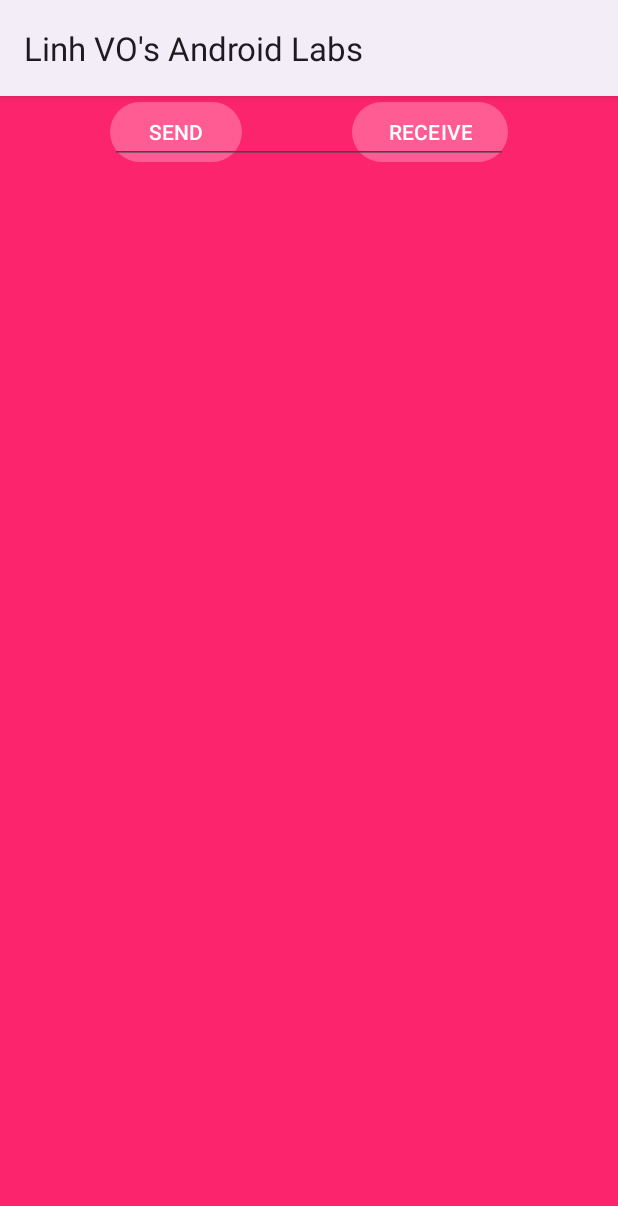
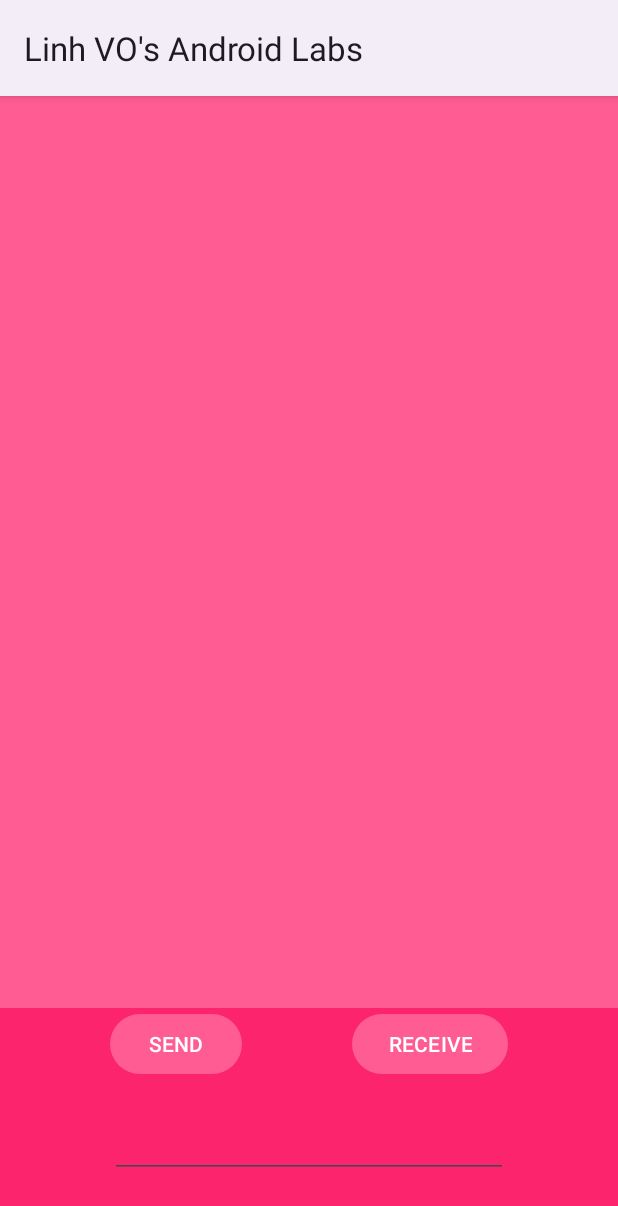
Before and after one commit to nguyenlinh143/LinhVoAndroidLabs, an Android app: the screen it shows after launch (ChatRoom), on a phone screen of 412 x 824 dp. Shown: the top 1206 px of the screen. Run offline under Robolectric (Android 15) with nearby library versions, the phone set to English and light mode, and no system bars; our stand-ins replace Room's generated code.

Commit message:
completed week 8

```diff
--- a/app/src/main/res/layout/activity_chat_room.xml
+++ b/app/src/main/res/layout/activity_chat_room.xml
@@ -28,6 +28,13 @@
                 app:layout_constraintEnd_toEndOf="parent"
                 app:layout_constraintStart_toStartOf="parent"
                 app:layout_constraintTop_toTopOf="parent" />
+
+            <androidx.constraintlayout.widget.Guideline
+                android:id="@+id/guideline"
+                android:layout_width="wrap_content"
+                android:layout_height="wrap_content"
+                android:orientation="horizontal"
+                app:layout_constraintGuide_percent="0.8" />
 
             <Button
                 android:id="@+id/sendButton"
--- a/app/src/main/res/layout/details_layout.xml
+++ b/app/src/main/res/layout/details_layout.xml
@@ -3,7 +3,8 @@
     xmlns:android="http://schemas.android.com/apk/res/android"
     android:layout_width="match_parent"
     android:layout_height="match_parent"
-    xmlns:app="http://schemas.android.com/apk/res-auto">
+    xmlns:app="http://schemas.android.com/apk/res-auto"
+    android:background="@color/my_primary">
     <TextView
         android:textSize="30dp"
         android:id="@+id/messageText"
```
Also changed, not shown: app/src/main/java/algonquin/cst2335/vo000077/data/ChatRoom.java (+1 -9 lines), app/src/main/java/algonquin/cst2335/vo000077/data/MessageDetailsFragment.java (+10 -12 lines).
